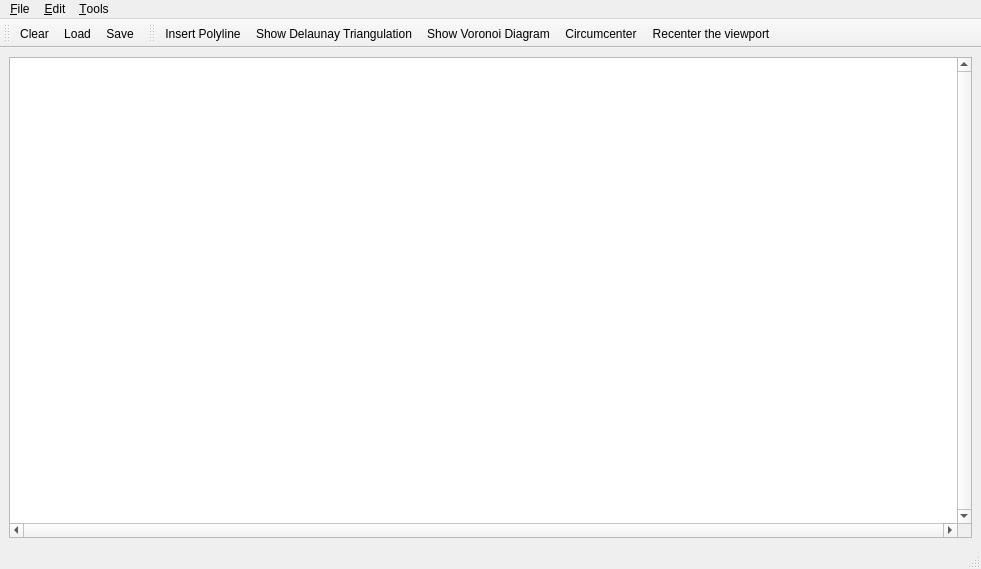
Before: the Qt Designer form GraphicsView/demo/Triangulation_2/Constrained_Delaunay_triangulation_2.ui in CGAL/cgal, drawn with Qt 5.
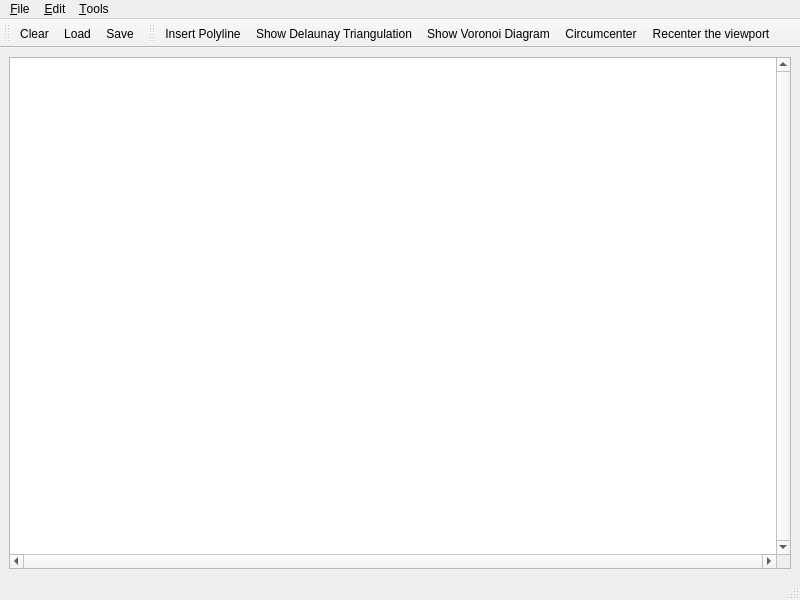
After: the same form once the commit is applied. Icons and pictures are not drawn.

Commit message: Change default Windows sizes.

What changed in the file:
```diff
--- a/GraphicsView/demo/Triangulation_2/Constrained_Delaunay_triangulation_2.ui
+++ b/GraphicsView/demo/Triangulation_2/Constrained_Delaunay_triangulation_2.ui
@@ -6,8 +6,8 @@
    <rect>
     <x>0</x>
     <y>0</y>
-    <width>981</width>
-    <height>569</height>
+    <width>800</width>
+    <height>600</height>
    </rect>
   </property>
   <property name="windowTitle" >
@@ -73,7 +73,7 @@
     <rect>
      <x>0</x>
      <y>0</y>
-     <width>981</width>
+     <width>800</width>
      <height>29</height>
     </rect>
    </property>
```
The commit also changes 1 other file.
